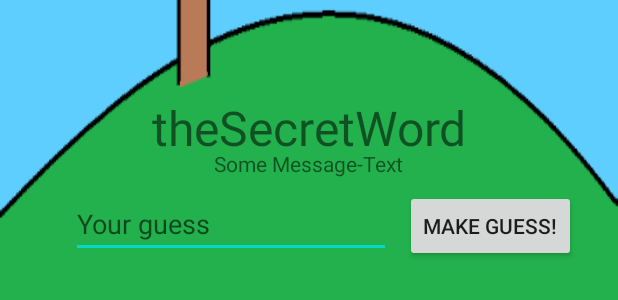
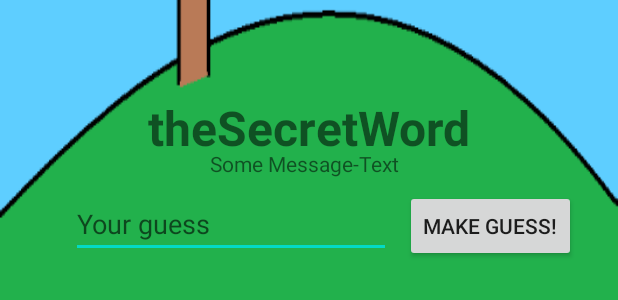
Before and after one commit to PeterRevsbech/Hangman, an Android app: the layout play_akt.xml on its own in the app's theme, with its tools: preview values and no code run, on a phone screen of 412 x 824 dp. Shown: the part 648-948 px from the top of the screen. Run offline under Robolectric (Android 15) with nearby library versions, the phone set to English and light mode, and no system bars; network calls fail.

Commit message:
Forsøger at implementere et mapview

```diff
--- a/app/build.gradle
+++ b/app/build.gradle
@@ -33,6 +33,7 @@ dependencies {
     implementation 'androidx.legacy:legacy-support-v4:1.0.0'
     implementation 'com.google.code.gson:gson:2.8.5'
     implementation "androidx.recyclerview:recyclerview:1.1.0"
+    compile 'com.google.android.gms:play-services-maps:8.3.0'
     testImplementation 'junit:junit:4.12'
     androidTestImplementation 'androidx.test.ext:junit:1.1.2'
     androidTestImplementation 'androidx.test.espresso:espresso-core:3.3.0'
--- a/app/src/main/res/layout/play_akt.xml
+++ b/app/src/main/res/layout/play_akt.xml
@@ -36,6 +36,7 @@
         android:layout_marginBottom="12dp"
         android:gravity="center"
         android:text="theSecretWord"
+        android:textStyle="bold"
         android:textSize="32sp"
         app:layout_constraintBottom_toBottomOf="@+id/play_infoText"
         app:layout_constraintEnd_toEndOf="parent"
```
Also changed, not shown: app/src/main/java/dk/revsbech/galgeleg/view/GameWonAkt.java (+12 -0 lines), app/src/main/res/layout/game_won_akt.xml (+7 -0 lines).
